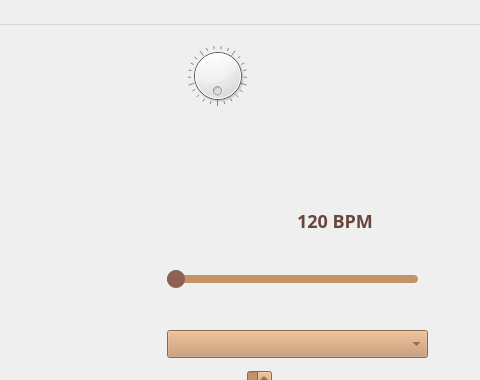
Qt form piano/pianowindow.ui (NadzeyaYarmolik/Virtual-Piano-MIDI-Player) before a commit; both pictures show x 523 to 1003 and y 0 to 380 of the 1003 by 813 pixel window.
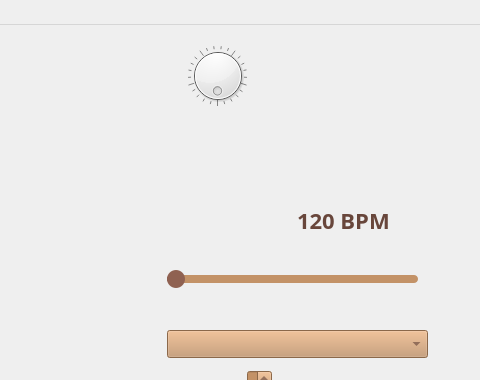
The same form after that commit. Icons and pictures are not drawn.

Diff of the .ui file:
```diff
--- a/piano/pianowindow.ui
+++ b/piano/pianowindow.ui
@@ -1493,7 +1493,7 @@
     <property name="styleSheet">
      <string notr="true">color: #68463B;
 font-weight: bold;
-font-size: 18px;</string>
+font-size: 22px;</string>
     </property>
     <property name="text">
      <string>120 BPM</string>
```
